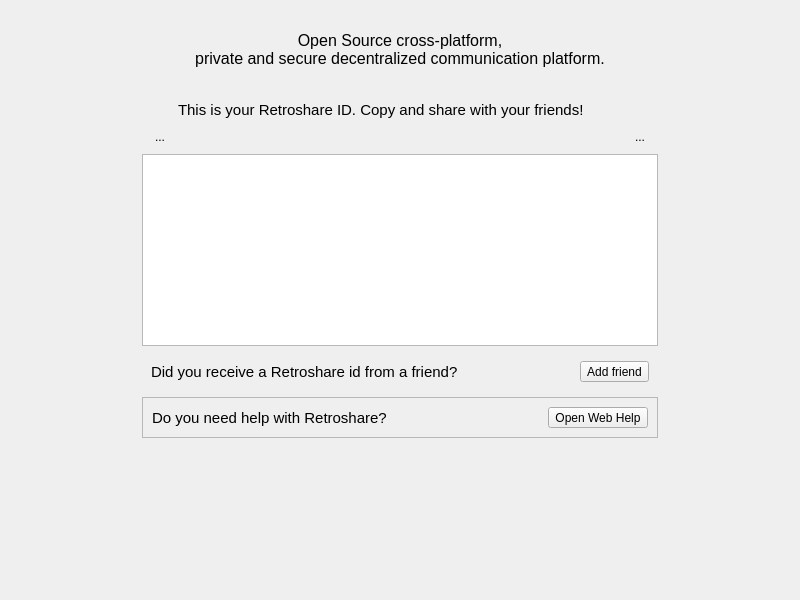
First picture: the form in retroshare-gui/src/gui/HomePage.ui, repository RetroShare/RetroShare, before the edit.
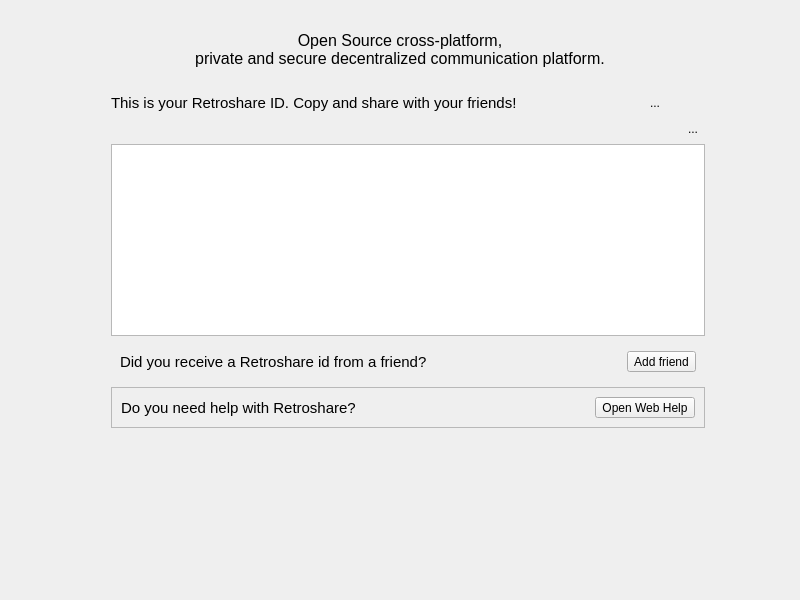
Second picture: the form after the edit. Icons and pictures are not drawn. Custom widgets are drawn as their Qt base class.

Commit message: Fixing issue with the QLabel to get more space for the RetroShare ID & removed ElidedLabel

What changed in the file:
```diff
--- a/retroshare-gui/src/gui/HomePage.ui
+++ b/retroshare-gui/src/gui/HomePage.ui
@@ -14,114 +14,7 @@
    <string>Form</string>
   </property>
   <layout class="QGridLayout" name="gridLayout_2">
-   <item row="3" column="1" colspan="2">
-    <widget class="QFrame" name="addframe">
-     <property name="styleSheet">
-      <string notr="true"/>
-     </property>
-     <layout class="QHBoxLayout" name="horizontalLayout">
-      <item>
-       <widget class="QLabel" name="label_3">
-        <property name="font">
-         <font>
-          <pointsize>11</pointsize>
-         </font>
-        </property>
-        <property name="styleSheet">
-         <string notr="true"/>
-        </property>
-        <property name="text">
-         <string>Did you receive a Retroshare id from a friend?</string>
-        </property>
-       </widget>
-      </item>
-      <item>
-       <spacer name="horizontalSpacer">
-        <property name="orientation">
-         <enum>Qt::Horizontal</enum>
-        </property>
-        <property name="sizeHint" stdset="0">
-         <size>
-          <width>40</width>
-          <height>20</height>
-         </size>
-        </property>
-       </spacer>
-      </item>
-      <item>
-       <widget class="QToolButton" name="addButton">
-        <property name="text">
-         <string>Add friend</string>
-        </property>
-        <property name="icon">
-         <iconset resource="icons.qrc">
-          <normaloff>:/icons/png/invite.png</normaloff>:/icons/png/invite.png</iconset>
-        </property>
-        <property name="iconSize">
-         <size>
-          <width>24</width>
-          <height>24</height>
-         </size>
-        </property>
-        <property name="toolButtonStyle">
-         <enum>Qt::ToolButtonTextBesideIcon</enum>
-        </property>
-        <property name="autoRaise">
-         <bool>false</bool>
-        </property>
-       </widget>
-      </item>
-     </layout>
-    </widget>
-   </item>
-   <item row="4" column="1" colspan="2">
-    <widget class="QFrame" name="helpframe">
-     <property name="styleSheet">
-      <string notr="true"/>
-     </property>
-     <property name="frameShape">
-      <enum>QFrame::StyledPanel</enum>
-     </property>
-     <property name="frameShadow">
-      <enum>QFrame::Raised</enum>
-     </property>
-     <layout class="QHBoxLayout" name="horizontalLayout_2">
-      <item>
-       <widget class="QLabel" name="label_4">
-        <property name="font">
-         <font>
-          <pointsize>11</pointsize>
-         </font>
-        </property>
-        <property name="text">
-         <string>Do you need help with Retroshare?</string>
-        </property>
-       </widget>
-      </item>
-      <item>
-       <widget class="QToolButton" name="openwebhelp">
-        <property name="text">
-         <string>Open Web Help</string>
-        </property>
-        <property name="icon">
-         <iconset resource="icons.qrc">
-          <normaloff>:/icons/settings/webinterface.svg</normaloff>:/icons/settings/webinterface.svg</iconset>
-        </property>
-        <property name="iconSize">
-         <size>
-          <width>24</width>
-          <height>24</height>
-         </size>
-        </property>
-        <property name="toolButtonStyle">
-         <enum>Qt::ToolButtonTextBesideIcon</enum>
-        </property>
-       </widget>
-      </item>
-     </layout>
-    </widget>
-   </item>
-   <item row="0" column="0" colspan="4">
+   <item row="0" column="0" colspan="3">
     <widget class="QLabel" name="label">
      <property name="sizePolicy">
       <sizepolicy hsizetype="Expanding" vsizetype="Maximum">
@@ -140,7 +33,7 @@
      </property>
     </widget>
    </item>
-   <item row="1" column="1" colspan="2">
+   <item row="1" column="0" colspan="3">
     <widget class="QLabel" name="label_2">
      <property name="font">
       <font>
@@ -157,18 +50,31 @@
      </property>
     </widget>
    </item>
-   <item row="2" column="1" colspan="2">
+   <item row="2" column="0" rowspan="4">
+    <spacer name="horizontalSpacer_2">
+     <property name="orientation">
+      <enum>Qt::Horizontal</enum>
+     </property>
+     <property name="sizeType">
+      <enum>QSizePolicy::Preferred</enum>
+     </property>
+     <property name="sizeHint" stdset="0">
+      <size>
+       <width>94</width>
+       <height>408</height>
+      </size>
+     </property>
+    </spacer>
+   </item>
+   <item row="2" column="1">
     <layout class="QGridLayout" name="gridLayout">
-     <property name="topMargin">
-      <number>9</number>
-     </property>
      <property name="horizontalSpacing">
       <number>6</number>
      </property>
      <property name="verticalSpacing">
-      <number>2</number>
+      <number>0</number>
      </property>
-     <item row="1" column="1">
+     <item row="0" column="4">
       <widget class="QToolButton" name="helpButton">
        <property name="text">
         <string>...</string>
@@ -185,77 +91,7 @@
        </property>
       </widget>
      </item>
-     <item row="1" column="4">
-      <widget class="QToolButton" name="expandButton">
-       <property name="toolTip">
-        <string>Show full certificate (old format)</string>
-       </property>
-       <property name="text">
-        <string>...</string>
-       </property>
-       <property name="icon">
-        <iconset resource="icons.qrc">
-         <normaloff>:/icons/png/cert.png</normaloff>:/icons/png/cert.png</iconset>
-       </property>
-       <property name="iconSize">
-        <size>
-         <width>24</width>
-         <height>24</height>
-        </size>
-       </property>
-       <property name="checkable">
-        <bool>true</bool>
-       </property>
-       <property name="autoRaise">
-        <bool>true</bool>
-       </property>
-      </widget>
-     </item>
-     <item row="1" column="2">
-      <widget class="ElidedLabel" name="retroshareid">
-       <property name="font">
-        <font>
-         <pointsize>10</pointsize>
-         <weight>75</weight>
-         <bold>true</bold>
-        </font>
-       </property>
-       <property name="contextMenuPolicy">
-        <enum>Qt::DefaultContextMenu</enum>
-       </property>
-       <property name="text">
-        <string/>
-       </property>
-       <property name="wordWrap">
-        <bool>false</bool>
-       </property>
-       <property name="textInteractionFlags">
-        <set>Qt::LinksAccessibleByMouse|Qt::TextSelectableByMouse</set>
-       </property>
-      </widget>
-     </item>
-     <item row="0" column="2">
-      <widget class="QLabel" name="userCertLabel">
-       <property name="sizePolicy">
-        <sizepolicy hsizetype="Expanding" vsizetype="Preferred">
-         <horstretch>0</horstretch>
-         <verstretch>0</verstretch>
-        </sizepolicy>
-       </property>
-       <property name="font">
-        <font>
-         <pointsize>11</pointsize>
-        </font>
-       </property>
-       <property name="text">
-        <string>This is your Retroshare ID. Copy and share with your friends!</string>
-       </property>
-       <property name="alignment">
-        <set>Qt::AlignLeading|Qt::AlignLeft|Qt::AlignVCenter</set>
-       </property>
-      </widget>
-     </item>
-     <item row="3" column="0" colspan="6">
+     <item row="2" column="0" colspan="6">
       <widget class="QPlainTextEdit" name="userCertEdit">
        <property name="sizePolicy">
         <sizepolicy hsizetype="Expanding" vsizetype="Expanding">
@@ -291,10 +127,36 @@
        </property>
       </widget>
      </item>
-     <item row="1" column="3">
+     <item row="1" column="5">
+      <widget class="QToolButton" name="expandButton">
+       <property name="toolTip">
+        <string>Show full certificate (old format)</string>
+       </property>
+       <property name="text">
+        <string>...</string>
+       </property>
+       <property name="icon">
+        <iconset resource="icons.qrc">
+         <normaloff>:/icons/png/cert.png</normaloff>:/icons/png/cert.png</iconset>
+       </property>
+       <property name="iconSize">
+        <size>
+         <width>24</width>
+         <height>24</height>
+        </size>
+       </property>
+       <property name="checkable">
+        <bool>true</bool>
+       </property>
+       <property name="autoRaise">
+        <bool>true</bool>
+       </property>
+      </widget>
+     </item>
+     <item row="1" column="4">
       <widget class="QToolButton" name="shareButton">
        <property name="sizePolicy">
-        <sizepolicy hsizetype="Preferred" vsizetype="Preferred">
+        <sizepolicy hsizetype="Fixed" vsizetype="Fixed">
          <horstretch>0</horstretch>
          <verstretch>0</verstretch>
         </sizepolicy>
@@ -323,13 +185,201 @@
        </property>
       </widget>
      </item>
+     <item row="1" column="0" colspan="4">
+      <widget class="QLabel" name="retroshareid">
+       <property name="sizePolicy">
+        <sizepolicy hsizetype="Preferred" vsizetype="Preferred">
+         <horstretch>0</horstretch>
+         <verstretch>0</verstretch>
+        </sizepolicy>
+       </property>
+       <property name="font">
+        <font>
+         <pointsize>10</pointsize>
+         <weight>75</weight>
+         <bold>true</bold>
+        </font>
+       </property>
+       <property name="contextMenuPolicy">
+        <enum>Qt::DefaultContextMenu</enum>
+       </property>
+       <property name="text">
+        <string/>
+       </property>
+       <property name="wordWrap">
+        <bool>false</bool>
+       </property>
+       <property name="textInteractionFlags">
+        <set>Qt::LinksAccessibleByMouse|Qt::TextSelectableByMouse</set>
+       </property>
+      </widget>
+     </item>
+     <item row="0" column="0" colspan="4">
+      <widget class="QLabel" name="userCertLabel">
+       <property name="sizePolicy">
+        <sizepolicy hsizetype="Expanding" vsizetype="Preferred">
+         <horstretch>0</horstretch>
+         <verstretch>0</verstretch>
+        </sizepolicy>
+       </property>
+       <property name="font">
+        <font>
+         <pointsize>11</pointsize>
+        </font>
+       </property>
+       <property name="text">
+        <string>This is your Retroshare ID. Copy and share with your friends!</string>
+       </property>
+       <property name="alignment">
+        <set>Qt::AlignLeading|Qt::AlignLeft|Qt::AlignVCenter</set>
+       </property>
+      </widget>
+     </item>
     </layout>
    </item>
-   <item row="5" column="1" colspan="2">
+   <item row="2" column="2" rowspan="4">
+    <spacer name="horizontalSpacer_3">
+     <property name="orientation">
+      <enum>Qt::Horizontal</enum>
+     </property>
+     <property name="sizeType">
+      <enum>QSizePolicy::Preferred</enum>
+     </property>
+     <property name="sizeHint" stdset="0">
+      <size>
+       <width>78</width>
+       <height>388</height>
+      </size>
+     </property>
+    </spacer>
+   </item>
+   <item row="3" column="1">
+    <widget class="QFrame" name="addframe">
+     <property name="sizePolicy">
+      <sizepolicy hsizetype="Expanding" vsizetype="Preferred">
+       <horstretch>0</horstretch>
+       <verstretch>0</verstretch>
+      </sizepolicy>
+     </property>
+     <property name="styleSheet">
+      <string notr="true"/>
+     </property>
+     <layout class="QHBoxLayout" name="horizontalLayout">
+      <item>
+       <widget class="QLabel" name="label_3">
+        <property name="font">
+         <font>
+          <pointsize>11</pointsize>
+         </font>
+        </property>
+        <property name="styleSheet">
+         <string notr="true"/>
+        </property>
+        <property name="text">
+         <string>Did you receive a Retroshare id from a friend?</string>
+        </property>
+       </widget>
+      </item>
+      <item>
+       <spacer name="horizontalSpacer">
+        <property name="orientation">
+         <enum>Qt::Horizontal</enum>
+        </property>
+        <property name="sizeHint" stdset="0">
+         <size>
+          <width>40</width>
+          <height>20</height>
+         </size>
+        </property>
+       </spacer>
+      </item>
+      <item>
+       <widget class="QToolButton" name="addButton">
+        <property name="text">
+         <string>Add friend</string>
+        </property>
+        <property name="icon">
+         <iconset resource="icons.qrc">
+          <normaloff>:/icons/png/invite.png</normaloff>:/icons/png/invite.png</iconset>
+        </property>
+        <property name="iconSize">
+         <size>
+          <width>24</width>
+          <height>24</height>
+         </size>
+        </property>
+        <property name="toolButtonStyle">
+         <enum>Qt::ToolButtonTextBesideIcon</enum>
+        </property>
+        <property name="autoRaise">
+         <bool>false</bool>
+        </property>
+       </widget>
+      </item>
+     </layout>
+    </widget>
+   </item>
+   <item row="4" column="1">
+    <widget class="QFrame" name="helpframe">
+     <property name="sizePolicy">
+      <sizepolicy hsizetype="Expanding" vsizetype="Preferred">
+       <horstretch>0</horstretch>
+       <verstretch>0</verstretch>
+      </sizepolicy>
+     </property>
+     <property name="styleSheet">
+      <string notr="true"/>
+     </property>
+     <property name="frameShape">
+      <enum>QFrame::StyledPanel</enum>
+     </property>
+     <property name="frameShadow">
+      <enum>QFrame::Raised</enum>
+     </property>
+     <layout class="QHBoxLayout" name="horizontalLayout_2">
+      <item>
+       <widget class="QLabel" name="label_4">
+        <property name="font">
+         <font>
+          <pointsize>11</pointsize>
+         </font>
+        </property>
+        <property name="text">
+         <string>Do you need help with Retroshare?</string>
+        </property>
+       </widget>
+      </item>
+      <item>
+       <widget class="QToolButton" name="openwebhelp">
+        <property name="text">
+         <string>Open Web Help</string>
+        </property>
+        <property name="icon">
+         <iconset resource="icons.qrc">
+          <normaloff>:/icons/settings/webinterface.svg</normaloff>:/icons/settings/webinterface.svg</iconset>
+        </property>
+        <property name="iconSize">
+         <size>
+          <width>24</width>
+          <height>24</height>
+         </size>
+        </property>
+        <property name="toolButtonStyle">
+         <enum>Qt::ToolButtonTextBesideIcon</enum>
+        </property>
+       </widget>
+      </item>
+     </layout>
+    </widget>
+   </item>
+   <item row="5" column="1">
     <spacer name="verticalSpacer">
      <property name="orientation">
       <enum>Qt::Vertical</enum>
      </property>
+     <property name="sizeType">
+      <enum>QSizePolicy::Expanding</enum>
+     </property>
      <property name="sizeHint" stdset="0">
       <size>
        <width>20</width>
@@ -340,14 +390,6 @@
    </item>
   </layout>
  </widget>
- <customwidgets>
-  <customwidget>
-   <class>ElidedLabel</class>
-   <extends>QLabel</extends>
-   <header location="global">gui/common/ElidedLabel.h</header>
-   <container>1</container>
-  </customwidget>
- </customwidgets>
  <resources>
   <include location="icons.qrc"/>
   <include location="images.qrc"/>
```
